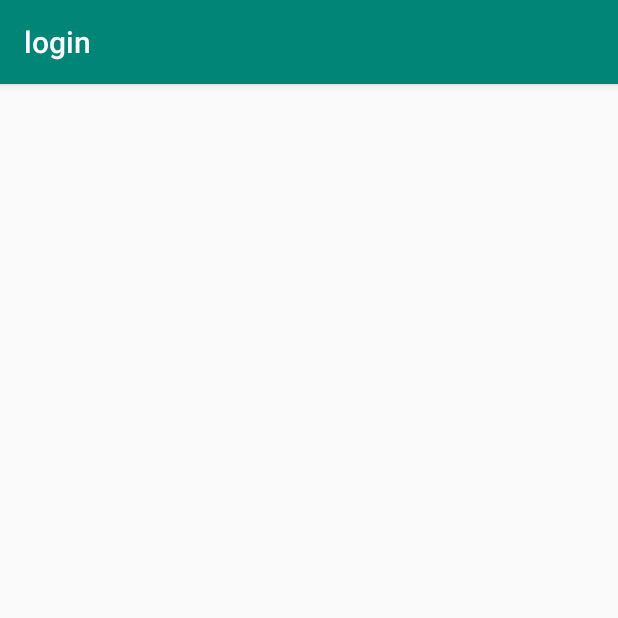
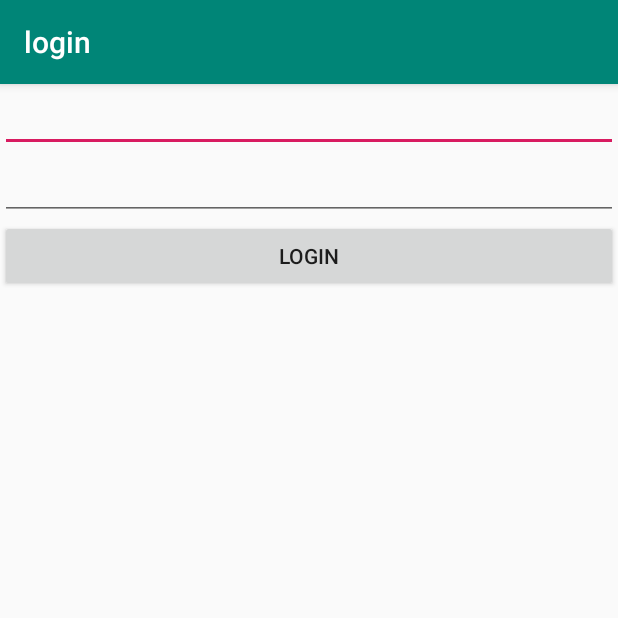
Before and after one commit to Akash03Yadav/login, an Android app: the screen it shows after launch (MainActivity), on a phone screen of 412 x 824 dp, the top half of it. Run offline under Robolectric (Android 15) with nearby library versions, the phone set to English and light mode, and no system bars.

```diff
--- a/app/src/main/java/com/e/login/MainActivity.java
+++ b/app/src/main/java/com/e/login/MainActivity.java
@@ -2,12 +2,23 @@ package com.e.login;
 
 import android.support.v7.app.AppCompatActivity;
 import android.os.Bundle;
+import android.widget.Button;
+import android.widget.EditText;
 
 public class MainActivity extends AppCompatActivity {
+
+EditText e_mail,passw;
+Button button;
+
 
     @Override
     protected void onCreate(Bundle savedInstanceState) {
         super.onCreate(savedInstanceState);
         setContentView(R.layout.activity_main);
+
     }
+
+
+
+
 }
--- a/app/src/main/res/layout/activity_main.xml
+++ b/app/src/main/res/layout/activity_main.xml
@@ -13,6 +13,29 @@
         android:orientation="vertical"
         app:layout_constraintBottom_toBottomOf="parent"
         app:layout_constraintEnd_toEndOf="parent"
+        app:layout_constraintHorizontal_bias="0.0"
         app:layout_constraintStart_toStartOf="parent"
-        app:layout_constraintTop_toTopOf="parent"></LinearLayout>
+        app:layout_constraintTop_toTopOf="parent"
+        app:layout_constraintVertical_bias="0.0">
+
+        <EditText
+            android:id="@+id/editText"
+            android:layout_width="match_parent"
+            android:layout_height="wrap_content"
+            android:ems="10"
+            android:inputType="textEmailAddress" />
+
+        <EditText
+            android:id="@+id/editText2"
+            android:layout_width="match_parent"
+            android:layout_height="wrap_content"
+            android:ems="10"
+            android:inputType="textPassword" />
+
+        <Button
+            android:id="@+id/button"
+            android:layout_width="match_parent"
+            android:layout_height="wrap_content"
+            android:text="Login" />
+    </LinearLayout>
 </android.support.constraint.ConstraintLayout>
```
